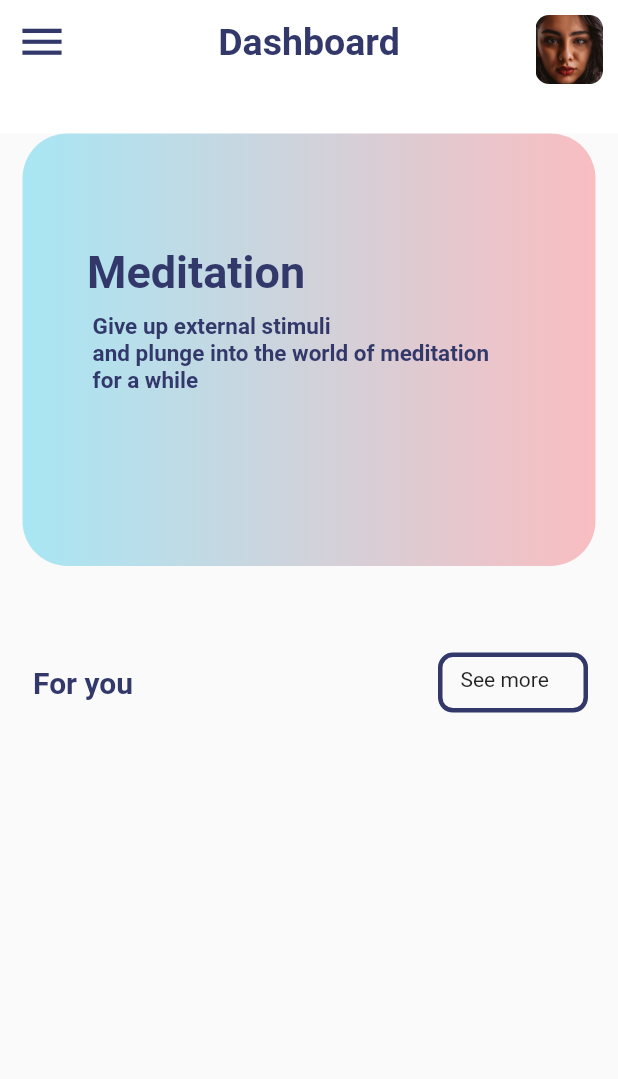
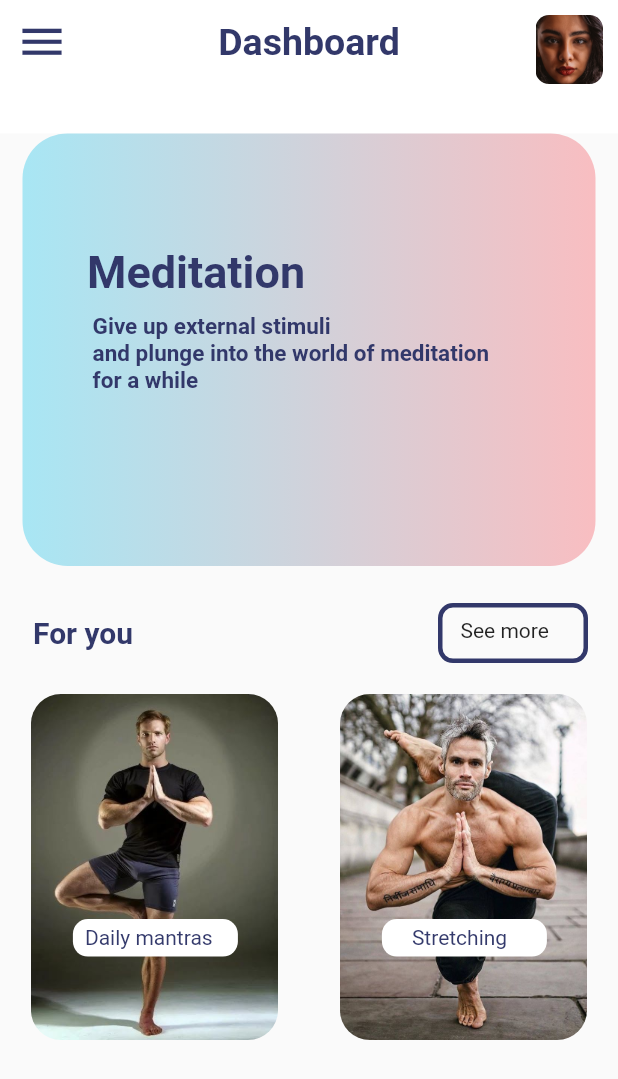
Before and after one commit to ankeet7x/mindfullnessapp, a Flutter app: the screen it shows after launch, on a phone screen of 412 x 824 dp. Shown: the top 1079 px of the screen. Run offline on Flutter 3.47's test engine with Material 2 defaults, Android fonts, the phone set to English and light mode, and no system bars.

Commit message:
Exercises Row updated

```diff
--- /dev/null
+++ b/lib/components/exercises.dart
@@ -0,0 +1,90 @@
+import 'package:flutter/material.dart';
+import 'colors.dart';
+
+class ExercisesRow extends StatelessWidget {
+  const ExercisesRow({
+    Key key,
+    @required this.size,
+  }) : super(key: key);
+
+  final Size size;
+
+  @override
+  Widget build(BuildContext context) {
+    return Row(
+      mainAxisAlignment: MainAxisAlignment.spaceAround,
+      children: <Widget>[
+        Stack(
+          children: <Widget>[
+            InkWell(
+              onTap: () {
+                print("Box pressed");
+              },
+              child: Container(
+                decoration: BoxDecoration(
+                    image: DecorationImage(
+                        fit: BoxFit.cover,
+                        image: AssetImage('assets/man1.jpg')),
+                    borderRadius: BorderRadius.all(Radius.circular(20))),
+                height: size.height * 0.28,
+                width: size.width * 0.4,
+              ),
+            ),
+            Positioned(
+              top: 150,
+              left: 28,
+              child: Container(
+                height: 25,
+                width: 110,
+                decoration: BoxDecoration(
+                    color: Colors.white,
+                    borderRadius: BorderRadius.all(Radius.circular(10))),
+                child: Padding(
+                  padding: const EdgeInsets.fromLTRB(8.0, 4, 0, 0),
+                  child: Text(
+                    "Daily mantras",
+                    style: TextStyle(color: primaryColor.withOpacity(.99)),
+                  ),
+                ),
+              ),
+            )
+          ],
+        ),
+        Stack(
+          children: <Widget>[
+            InkWell(
+              onTap: () {},
+              child: Container(
+                decoration: BoxDecoration(
+                    image: DecorationImage(
+                        fit: BoxFit.cover,
+                        image: AssetImage('assets/man2.jpg')),
+                    borderRadius: BorderRadius.all(Radius.circular(20))),
+                height: size.height * 0.28,
+                width: size.width * 0.4,
+              ),
+            ),
+            Positioned(
+              top: 150,
+              left: 28,
+              child: Container(
+                height: 25,
+                width: 110,
+                decoration: BoxDecoration(
+                    color: Colors.white,
+                    borderRadius: BorderRadius.all(Radius.circular(10))),
+                child: Padding(
+                  padding: const EdgeInsets.fromLTRB(20.0, 4, 0, 0),
+                  child: Text(
+                    "Stretching",
+                    style: TextStyle(color: primaryColor.withOpacity(.99)),
+                  ),
+                ),
+              ),
+            )
+          ],
+        )
+      ],
+    );
+  }
+}
--- a/lib/pages/home.dart
+++ b/lib/pages/home.dart
@@ -1,6 +1,7 @@
 import 'package:flutter/material.dart';
 import 'package:mindfulnessapp/components/appbar.dart';
 import 'package:mindfulnessapp/components/colors.dart';
+import 'package:mindfulnessapp/components/exercises.dart';
 import 'package:mindfulnessapp/components/midcontainer.dart';
 import 'package:mindfulnessapp/components/seemore.dart';
 
@@ -25,9 +26,13 @@ class _HomePageState extends State<HomePage> {
           ),
           new MidContainer(size: size),
           SizedBox(
-            height: size.height * 0.07,
+            height: size.height * 0.03,
           ),
-          new Seemorerow()
+          new Seemorerow(),
+          SizedBox(
+            height: size.height * 0.025,
+          ),
+          new ExercisesRow(size: size)
         ],
       ),
     );
```
